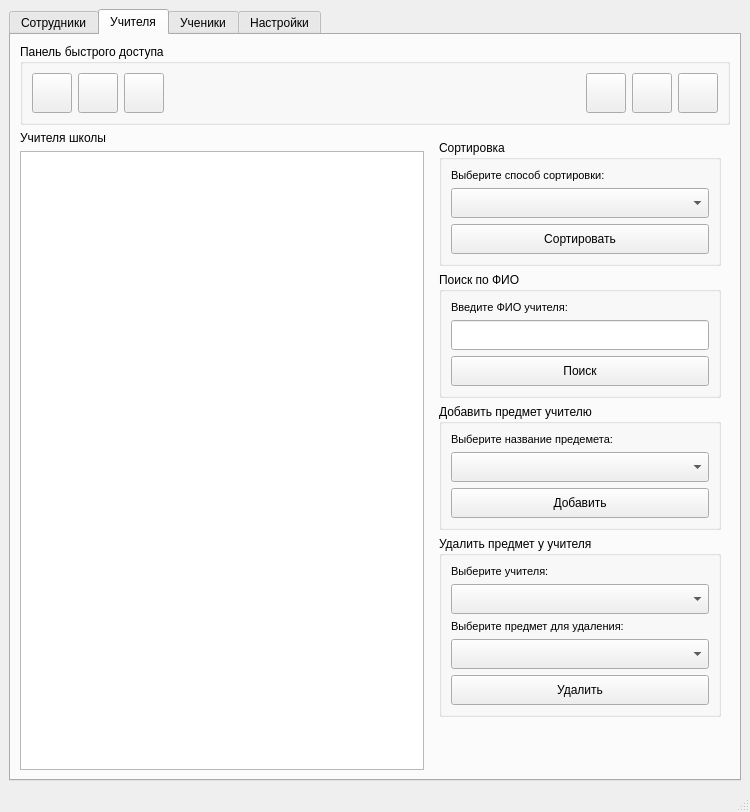
VladimirBalun/SchoolDataBase, file Views/Forms/MainForm.ui: the form before one commit.
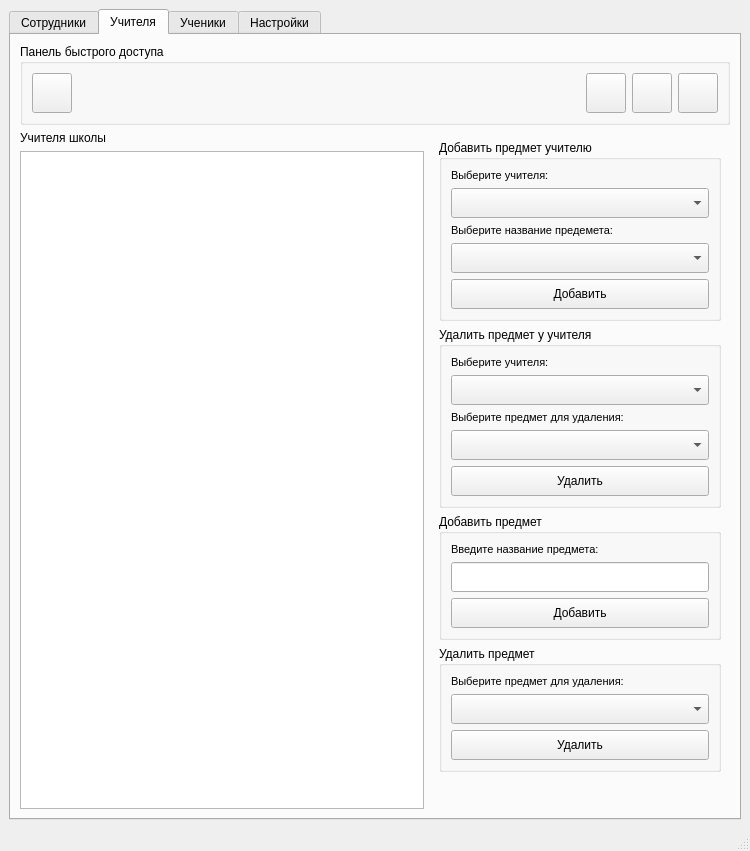
The form after the commit. The open tabs and pages were chosen to show the change. Icons and pictures are not drawn.

What changed in the file:
```diff
--- a/Views/Forms/MainForm.ui
+++ b/Views/Forms/MainForm.ui
@@ -7,7 +7,7 @@
     <x>0</x>
     <y>0</y>
     <width>750</width>
-    <height>812</height>
+    <height>851</height>
    </rect>
   </property>
   <property name="windowTitle">
@@ -600,61 +600,6 @@
              </property>
             </widget>
            </item>
-           <item>
-            <widget class="QPushButton" name="pushButton_22">
-             <property name="minimumSize">
-              <size>
-               <width>40</width>
-               <height>40</height>
-              </size>
-             </property>
-             <property name="maximumSize">
-              <size>
-               <width>40</width>
-               <height>40</height>
-              </size>
-             </property>
-             <property name="text">
-              <string/>
-             </property>
-             <property name="icon">
-              <iconset resource="../../Resources/img.qrc">
-               <normaloff>:/icons/img/add.png</normaloff>:/icons/img/add.png</iconset>
-             </property>
-             <property name="iconSize">
-              <size>
-               <width>25</width>
-               <height>25</height>
-              </size>
-             </property>
-            </widget>
-           </item>
-           <item>
-            <widget class="QPushButton" name="pushButton_23">
-             <property name="minimumSize">
-              <size>
-               <width>40</width>
-               <height>40</height>
-              </size>
-             </property>
-             <property name="maximumSize">
-              <size>
-               <width>40</width>
-               <height>40</height>
-              </size>
-             </property>
-             <property name="icon">
-              <iconset resource="../../Resources/img.qrc">
-               <normaloff>:/icons/img/delete.png</normaloff>:/icons/img/delete.png</iconset>
-             </property>
-             <property name="iconSize">
-              <size>
-               <width>25</width>
-               <height>25</height>
-              </size>
-             </property>
-            </widget>
-           </item>
            <item>
             <spacer name="horizontalSpacer_4">
              <property name="orientation">
@@ -783,108 +728,34 @@
              </size>
             </property>
             <layout class="QVBoxLayout" name="verticalLayout_13">
-             <item>
-              <widget class="QGroupBox" name="groupBox_14">
-               <property name="title">
-                <string>Сортировка</string>
-               </property>
-               <layout class="QVBoxLayout" name="verticalLayout_22">
-                <item>
-                 <widget class="QLabel" name="label_12">
-                  <property name="font">
-                   <font>
-                    <pointsize>8</pointsize>
-                   </font>
-                  </property>
-                  <property name="text">
-                   <string>Выберите способ сортировки:</string>
-                  </property>
-                 </widget>
-                </item>
-                <item>
-                 <widget class="QComboBox" name="comboBox_5">
-                  <property name="minimumSize">
-                   <size>
-                    <width>0</width>
-                    <height>30</height>
-                   </size>
-                  </property>
-                 </widget>
-                </item>
-                <item>
-                 <widget class="QPushButton" name="pushButton_17">
-                  <property name="minimumSize">
-                   <size>
-                    <width>0</width>
-                    <height>30</height>
-                   </size>
-                  </property>
-                  <property name="text">
-                   <string>Сортировать</string>
-                  </property>
-                  <property name="icon">
-                   <iconset resource="../../Resources/img.qrc">
-                    <normaloff>:/icons/img/sorting.png</normaloff>:/icons/img/sorting.png</iconset>
-                  </property>
-                 </widget>
-                </item>
-               </layout>
-              </widget>
-             </item>
-             <item>
-              <widget class="QGroupBox" name="groupBox_15">
-               <property name="title">
-                <string>Поиск по ФИО</string>
-               </property>
-               <layout class="QVBoxLayout" name="verticalLayout_23">
-                <item>
-                 <widget class="QLabel" name="label_13">
-                  <property name="font">
-                   <font>
-                    <pointsize>8</pointsize>
-                   </font>
-                  </property>
-                  <property name="text">
-                   <string>Введите ФИО учителя:</string>
-                  </property>
-                 </widget>
-                </item>
-                <item>
-                 <widget class="QLineEdit" name="lineEdit_3">
-                  <property name="minimumSize">
-                   <size>
-                    <width>0</width>
-                    <height>30</height>
-                   </size>
-                  </property>
-                 </widget>
-                </item>
-                <item>
-                 <widget class="QPushButton" name="pushButton_18">
-                  <property name="minimumSize">
-                   <size>
-                    <width>0</width>
-                    <height>30</height>
-                   </size>
-                  </property>
-                  <property name="text">
-                   <string>Поиск</string>
-                  </property>
-                  <property name="icon">
-                   <iconset resource="../../Resources/img.qrc">
-                    <normaloff>:/icons/img/search.png</normaloff>:/icons/img/search.png</iconset>
-                  </property>
-                 </widget>
-                </item>
-               </layout>
-              </widget>
-             </item>
              <item>
               <widget class="QGroupBox" name="groupBox_16">
                <property name="title">
                 <string>Добавить предмет учителю</string>
                </property>
                <layout class="QVBoxLayout" name="verticalLayout_24">
+                <item>
+                 <widget class="QLabel" name="label_21">
+                  <property name="font">
+                   <font>
+                    <pointsize>8</pointsize>
+                   </font>
+                  </property>
+                  <property name="text">
+                   <string>Выберите учителя:</string>
+                  </property>
+                 </widget>
+                </item>
+                <item>
+                 <widget class="QComboBox" name="cbxTeachersForAddingPredmer">
+                  <property name="minimumSize">
+                   <size>
+                    <width>0</width>
+                    <height>30</height>
+                   </size>
+                  </property>
+                 </widget>
+                </item>
                 <item>
                  <widget class="QLabel" name="label_14">
                   <property name="font">
@@ -978,7 +849,103 @@
                  </widget>
                 </item>
                 <item>
-                 <widget class="QPushButton" name="pushButton_20">
+                 <widget class="QPushButton" name="btnRemoveTeacherPredmet">
+                  <property name="minimumSize">
+                   <size>
+                    <width>0</width>
+                    <height>30</height>
+                   </size>
+                  </property>
+                  <property name="text">
+                   <string>Удалить</string>
+                  </property>
+                  <property name="icon">
+                   <iconset resource="../../Resources/img.qrc">
+                    <normaloff>:/icons/img/delete.png</normaloff>:/icons/img/delete.png</iconset>
+                  </property>
+                 </widget>
+                </item>
+               </layout>
+              </widget>
+             </item>
+             <item>
+              <widget class="QGroupBox" name="groupBox_14">
+               <property name="title">
+                <string>Добавить предмет</string>
+               </property>
+               <layout class="QVBoxLayout" name="verticalLayout_22">
+                <item>
+                 <widget class="QLabel" name="label_12">
+                  <property name="font">
+                   <font>
+                    <pointsize>8</pointsize>
+                   </font>
+                  </property>
+                  <property name="text">
+                   <string>Введите название предмета:</string>
+                  </property>
+                 </widget>
+                </item>
+                <item>
+                 <widget class="QLineEdit" name="editAddingPredmet">
+                  <property name="minimumSize">
+                   <size>
+                    <width>0</width>
+                    <height>30</height>
+                   </size>
+                  </property>
+                 </widget>
+                </item>
+                <item>
+                 <widget class="QPushButton" name="btnAddPredmet">
+                  <property name="minimumSize">
+                   <size>
+                    <width>0</width>
+                    <height>30</height>
+                   </size>
+                  </property>
+                  <property name="text">
+                   <string>Добавить</string>
+                  </property>
+                  <property name="icon">
+                   <iconset resource="../../Resources/img.qrc">
+                    <normaloff>:/icons/img/add.png</normaloff>:/icons/img/add.png</iconset>
+                  </property>
+                 </widget>
+                </item>
+               </layout>
+              </widget>
+             </item>
+             <item>
+              <widget class="QGroupBox" name="groupBox_15">
+               <property name="title">
+                <string>Удалить предмет</string>
+               </property>
+               <layout class="QVBoxLayout" name="verticalLayout_23">
+                <item>
+                 <widget class="QLabel" name="label_13">
+                  <property name="font">
+                   <font>
+                    <pointsize>8</pointsize>
+                   </font>
+                  </property>
+                  <property name="text">
+                   <string>Выберите предмет для удаления:</string>
+                  </property>
+                 </widget>
+                </item>
+                <item>
+                 <widget class="QComboBox" name="cbxDeletingPredmet">
+                  <property name="minimumSize">
+                   <size>
+                    <width>0</width>
+                    <height>30</height>
+                   </size>
+                  </property>
+                 </widget>
+                </item>
+                <item>
+                 <widget class="QPushButton" name="btnDeletePredmet">
                   <property name="minimumSize">
                    <size>
                     <width>0</width>
```
Left out of the diff: 10 changed lines with no effect on the pictures.
